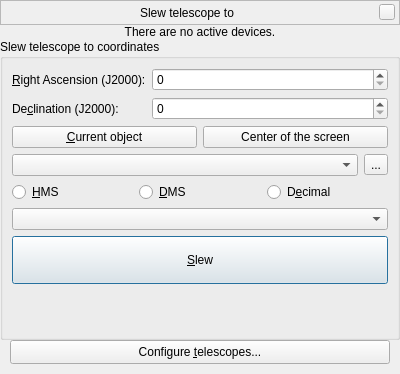
First picture: the form in plugins/TelescopeControl/src/gui/slewDialog.ui, repository 519984307/stellarium_src, before the edit.
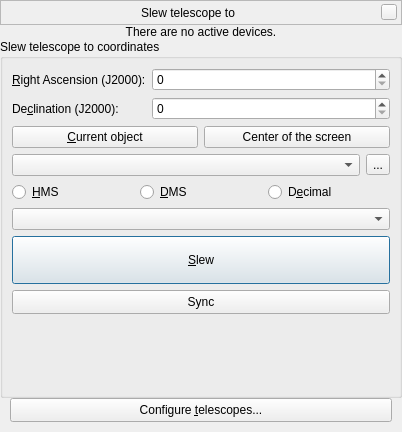
Second picture: the form after the edit. Custom widgets are drawn as their Qt base class.

Commit message: Attempt to add support of SYNC command for LX200 and NexStar protocols

Patch:
```diff
--- a/plugins/TelescopeControl/src/gui/slewDialog.ui
+++ b/plugins/TelescopeControl/src/gui/slewDialog.ui
@@ -6,8 +6,8 @@
    <rect>
     <x>0</x>
     <y>0</y>
-    <width>400</width>
-    <height>374</height>
+    <width>402</width>
+    <height>432</height>
    </rect>
   </property>
   <property name="sizePolicy">
@@ -353,7 +353,7 @@
       <item>
        <widget class="QFrame" name="frameTelescope">
         <property name="sizePolicy">
-         <sizepolicy hsizetype="Preferred" vsizetype="Fixed">
+         <sizepolicy hsizetype="Preferred" vsizetype="MinimumExpanding">
           <horstretch>0</horstretch>
           <verstretch>0</verstretch>
          </sizepolicy>
@@ -403,6 +403,19 @@
            </property>
           </widget>
          </item>
+         <item>
+          <widget class="QPushButton" name="pushButtonSync">
+           <property name="minimumSize">
+            <size>
+             <width>50</width>
+             <height>24</height>
+            </size>
+           </property>
+           <property name="text">
+            <string>Sync</string>
+           </property>
+          </widget>
+         </item>
         </layout>
        </widget>
       </item>
```
The commit also changes 23 other files.
